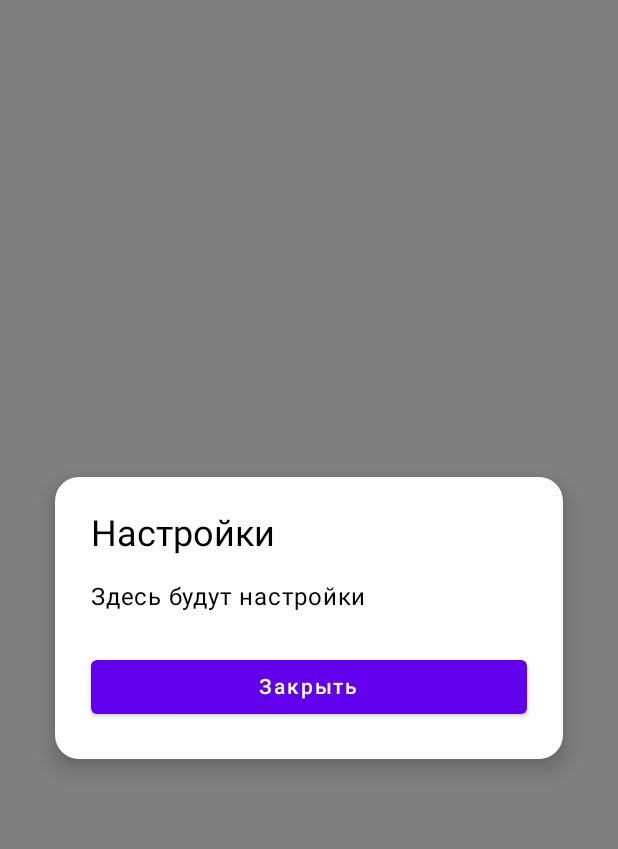
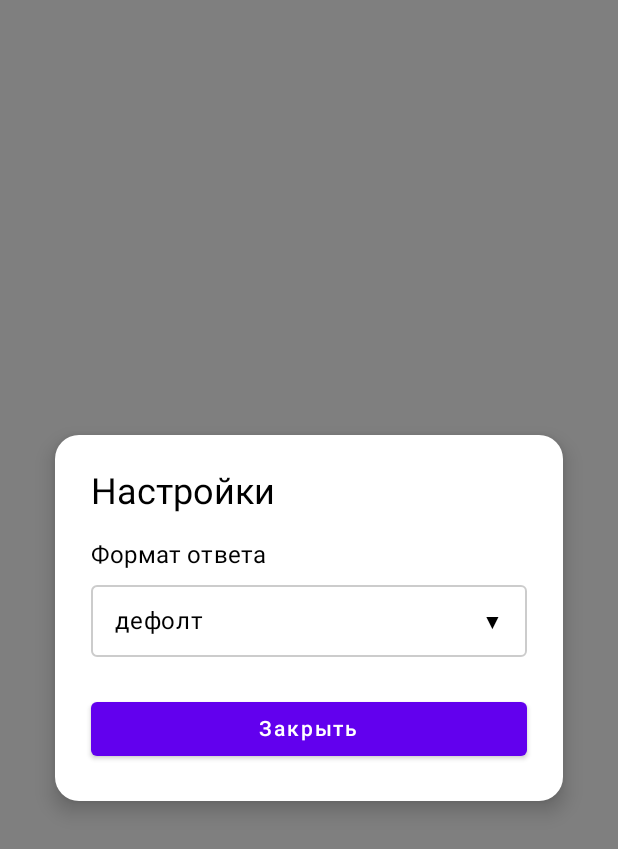
Before and after one commit to ubitu111/Ai-Advent-Challenge, an Android app built with Jetpack Compose: the composable SettingsScreen shown on its own in the app's theme, on a phone screen of 412 x 824 dp. Shown: the top 849 px of the screen. Run offline under Robolectric (Android 15) with nearby library versions, the phone set to English and light mode, and no system bars.

Commit message:
Add response format chooser in settings

```diff
--- a/shared/src/commonMain/kotlin/ru/mirtomsk/shared/chat/repository/ChatRepository.kt
+++ b/shared/src/commonMain/kotlin/ru/mirtomsk/shared/chat/repository/ChatRepository.kt
@@ -1,10 +1,11 @@
 package ru.mirtomsk.shared.chat.repository
 
 import ru.mirtomsk.shared.chat.repository.model.AiResponse
+import ru.mirtomsk.shared.network.format.ResponseFormat
 
 /**
  * Repository interface for chat operations
  */
 interface ChatRepository {
-    suspend fun sendMessage(text: String): AiResponse
+    suspend fun sendMessage(text: String, format: ResponseFormat): AiResponse
 }
--- a/shared/src/commonMain/kotlin/ru/mirtomsk/shared/di/AppModule.kt
+++ b/shared/src/commonMain/kotlin/ru/mirtomsk/shared/di/AppModule.kt
@@ -14,6 +14,8 @@ import ru.mirtomsk.shared.coroutines.DispatchersProvider
 import ru.mirtomsk.shared.coroutines.DispatchersProviderImpl
 import ru.mirtomsk.shared.network.ChatApiService
 import ru.mirtomsk.shared.network.NetworkModule
+import ru.mirtomsk.shared.network.format.ResponseFormatProvider
+import ru.mirtomsk.shared.settings.SettingsViewModel
 
 /**
  * Configuration module for API keys
@@ -54,12 +56,27 @@ val repositoryModule = module {
 }
 
 /**
+ * Settings module for Koin dependency injection
+ */
+val settingsModule = module {
+    single { ResponseFormatProvider() }
+}
+
+/**
  * ViewModel module for Koin dependency injection
  */
 val viewModelModule = module {
     factory {
         ChatViewModel(
             repository = get<ChatRepository>(),
+            formatProvider = get<ResponseFormatProvider>(),
+            mainDispatcher = get<DispatchersProvider>().main,
+        )
+    }
+
+    factory {
+        SettingsViewModel(
+            formatProvider = get<ResponseFormatProvider>(),
             mainDispatcher = get<DispatchersProvider>().main,
         )
     }
@@ -76,6 +93,7 @@ val appModule = module {
         configModule,
         networkModule,
         repositoryModule,
+        settingsModule,
         viewModelModule,
     )
 }
--- /dev/null
+++ b/shared/src/commonMain/kotlin/ru/mirtomsk/shared/network/format/ResponseFormat.kt
@@ -0,0 +1,6 @@
+package ru.mirtomsk.shared.network.format
+
+enum class ResponseFormat {
+    DEFAULT,
+    JSON
+}
--- /dev/null
+++ b/shared/src/commonMain/kotlin/ru/mirtomsk/shared/network/format/ResponseFormatProvider.kt
@@ -0,0 +1,18 @@
+package ru.mirtomsk.shared.network.format
+
+import kotlinx.coroutines.flow.MutableStateFlow
+import kotlinx.coroutines.flow.StateFlow
+import kotlinx.coroutines.flow.asStateFlow
+
+/**
+ * Provider for response format settings
+ * Manages the current response format and provides it as a Flow
+ */
+class ResponseFormatProvider {
+    private val _responseFormat = MutableStateFlow(ResponseFormat.DEFAULT)
+    val responseFormat: StateFlow<ResponseFormat> = _responseFormat.asStateFlow()
+
+    fun updateFormat(format: ResponseFormat) {
+        _responseFormat.value = format
+    }
+}
--- a/shared/src/commonMain/kotlin/ru/mirtomsk/shared/settings/SettingsScreen.kt
+++ b/shared/src/commonMain/kotlin/ru/mirtomsk/shared/settings/SettingsScreen.kt
@@ -1,26 +1,42 @@
 package ru.mirtomsk.shared.settings
 
+import androidx.compose.foundation.border
 import androidx.compose.foundation.clickable
 import androidx.compose.foundation.layout.Box
 import androidx.compose.foundation.layout.Column
+import androidx.compose.foundation.layout.Row
 import androidx.compose.foundation.layout.fillMaxSize
 import androidx.compose.foundation.layout.fillMaxWidth
 import androidx.compose.foundation.layout.padding
+import androidx.compose.foundation.layout.width
 import androidx.compose.foundation.shape.RoundedCornerShape
 import androidx.compose.material.Surface
 import androidx.compose.material.Button
 import androidx.compose.material.Card
+import androidx.compose.material.DropdownMenu
+import androidx.compose.material.DropdownMenuItem
 import androidx.compose.material.MaterialTheme
 import androidx.compose.material.Text
 import androidx.compose.runtime.Composable
+import androidx.compose.runtime.getValue
+import androidx.compose.runtime.mutableStateOf
+import androidx.compose.runtime.remember
+import androidx.compose.runtime.setValue
 import androidx.compose.ui.Alignment
 import androidx.compose.ui.Modifier
+import androidx.compose.ui.layout.onGloballyPositioned
+import androidx.compose.ui.platform.LocalDensity
 import androidx.compose.ui.unit.dp
+import ru.mirtomsk.shared.di.koinInject
 
 @Composable
 fun SettingsScreen(
+    viewModel: SettingsViewModel = koinInject(),
     onDismiss: () -> Unit
 ) {
+    val uiState = viewModel.uiState
+    var expanded by remember { mutableStateOf(false) }
+
     // Modal dialog overlay with semi-transparent background
     Box(
         modifier = Modifier.fillMaxSize(),
@@ -54,16 +70,78 @@ fun SettingsScreen(
                     modifier = Modifier.padding(bottom = 16.dp)
                 )
 
-                // Placeholder content - пока пустое
+                // Response Format section
                 Text(
-                    text = "Здесь будут настройки",
-                    style = MaterialTheme.typography.body1,
-                    modifier = Modifier.padding(bottom = 24.dp)
+                    text = "Формат ответа",
+                    style = MaterialTheme.typography.subtitle1,
+                    modifier = Modifier.padding(bottom = 8.dp)
                 )
+
+                // Spinner-like dropdown
+                val density = LocalDensity.current
+                var spinnerWidth by remember { mutableStateOf(0.dp) }
+
+                Box(
+                    modifier = Modifier.fillMaxWidth()
+                ) {
+                    Surface(
+                        modifier = Modifier
+                            .fillMaxWidth()
+                            .onGloballyPositioned { coordinates ->
+                                spinnerWidth = with(density) { coordinates.size.width.toDp() }
+                            }
+                            .clickable(onClick = { expanded = true })
+                            .border(
+                                width = 1.dp,
+                                color = MaterialTheme.colors.onSurface.copy(alpha = 0.2f),
+                                shape = RoundedCornerShape(4.dp)
+                            ),
+                        shape = RoundedCornerShape(4.dp),
+                        color = MaterialTheme.colors.surface
+                    ) {
+                        Row(
+                            modifier = Modifier
+                                .fillMaxWidth()
+                                .padding(horizontal = 16.dp, vertical = 12.dp),
+                            verticalAlignment = Alignment.CenterVertically
+                        ) {
+                            Text(
+                                text = uiState.responseFormat,
+                                modifier = Modifier.weight(1f),
+                                style = MaterialTheme.typography.body1
+                            )
+                            Text("▼")
+                        }
+                    }
+                    DropdownMenu(
+                        expanded = expanded,
+                        onDismissRequest = { expanded = false },
+                        modifier = if (spinnerWidth > 0.dp) Modifier.width(spinnerWidth) else Modifier.fillMaxWidth()
+                    ) {
+                        DropdownMenuItem(
+                            onClick = {
+                                viewModel.setResponseFormat("дефолт")
+                                expanded = false
+                            }
+                        ) {
+                            Text("дефолт")
+                        }
+                        DropdownMenuItem(
+                            onClick = {
+                                viewModel.setResponseFormat("json")
+                                expanded = false
+                            }
+                        ) {
+                            Text("json")
+                        }
+                    }
+                }
 
                 Button(
                     onClick = onDismiss,
-                    modifier = Modifier.fillMaxWidth()
+                    modifier = Modifier
+                        .fillMaxWidth()
+                        .padding(top = 24.dp)
                 ) {
                     Text("Закрыть")
                 }
--- a/shared/src/commonMain/kotlin/ru/mirtomsk/shared/settings/SettingsUiState.kt
+++ b/shared/src/commonMain/kotlin/ru/mirtomsk/shared/settings/SettingsUiState.kt
@@ -1,5 +1,5 @@
 package ru.mirtomsk.shared.settings
 
 data class SettingsUiState(
-    val isSettingsOpen: Boolean = false
+    val responseFormat: String = "дефолт"
 )
--- a/shared/src/commonMain/kotlin/ru/mirtomsk/shared/settings/SettingsViewModel.kt
+++ b/shared/src/commonMain/kotlin/ru/mirtomsk/shared/settings/SettingsViewModel.kt
@@ -6,8 +6,13 @@ import androidx.compose.runtime.setValue
 import kotlinx.coroutines.CoroutineDispatcher
 import kotlinx.coroutines.CoroutineScope
 import kotlinx.coroutines.SupervisorJob
+import kotlinx.coroutines.flow.first
+import kotlinx.coroutines.launch
+import ru.mirtomsk.shared.network.format.ResponseFormat
+import ru.mirtomsk.shared.network.format.ResponseFormatProvider
 
 class SettingsViewModel(
+    private val formatProvider: ResponseFormatProvider,
     mainDispatcher: CoroutineDispatcher,
 ) {
     private val viewmodelScope = CoroutineScope(mainDispatcher + SupervisorJob())
@@ -15,11 +20,32 @@ class SettingsViewModel(
     var uiState by mutableStateOf(SettingsUiState())
         private set
 
-    fun openSettings() {
-        uiState = uiState.copy(isSettingsOpen = true)
+    init {
+        // Initialize UI state with current format from provider
+        viewmodelScope.launch {
+            val currentFormat = formatProvider.responseFormat.first()
+            uiState = uiState.copy(responseFormat = formatToString(currentFormat))
+        }
     }
 
-    fun closeSettings() {
-        uiState = uiState.copy(isSettingsOpen = false)
+    fun setResponseFormat(formatString: String) {
+        uiState = uiState.copy(responseFormat = formatString)
+        val format = stringToFormat(formatString)
+        formatProvider.updateFormat(format)
+    }
+
+    private fun formatToString(format: ResponseFormat): String {
+        return when (format) {
+            ResponseFormat.DEFAULT -> "дефолт"
+            ResponseFormat.JSON -> "json"
+        }
+    }
+
+    private fun stringToFormat(formatString: String): ResponseFormat {
+        return when (formatString) {
+            "дефолт" -> ResponseFormat.DEFAULT
+            "json" -> ResponseFormat.JSON
+            else -> ResponseFormat.DEFAULT
+        }
     }
 }
```
Also changed, not shown: shared/src/commonMain/kotlin/ru/mirtomsk/shared/chat/ChatViewModel.kt (+6 -1 lines), shared/src/commonMain/kotlin/ru/mirtomsk/shared/chat/repository/ChatRepositoryImpl.kt (+5 -2 lines), shared/src/commonMain/kotlin/ru/mirtomsk/shared/network/ChatApiService.kt (+12 -6 lines).
